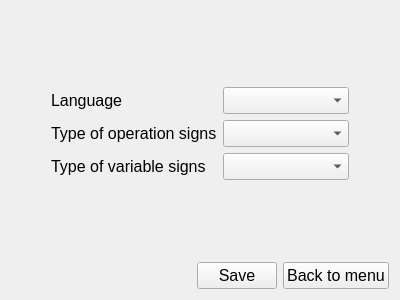
The window that Source_Code/settings.ui (KeltorHD/LogicExpressionGenerator) describes before a commit, drawn with Qt 5.
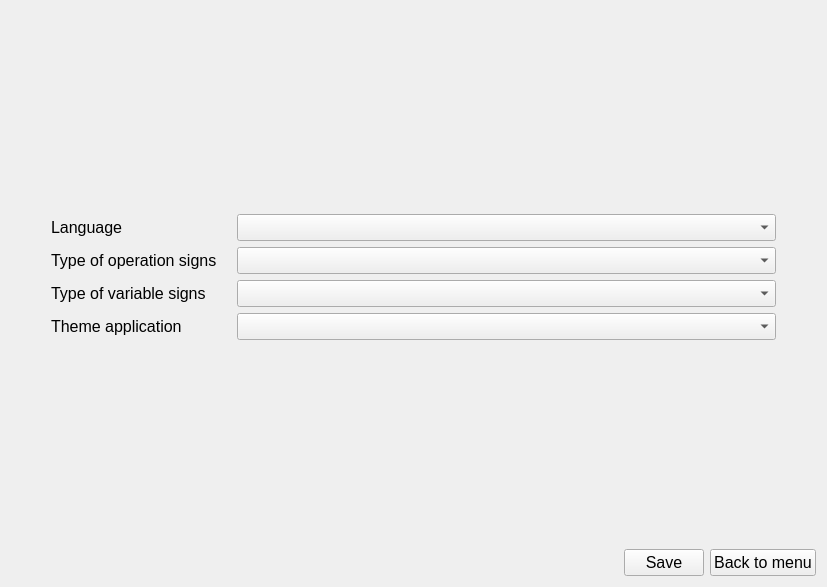
The same window after the commit.

The edit to the form file:
```diff
--- a/Source_Code/settings.ui
+++ b/Source_Code/settings.ui
@@ -6,8 +6,8 @@
    <rect>
     <x>0</x>
     <y>0</y>
-    <width>400</width>
-    <height>300</height>
+    <width>827</width>
+    <height>587</height>
    </rect>
   </property>
   <property name="windowTitle">
@@ -93,6 +93,19 @@
            </property>
           </widget>
          </item>
+         <item>
+          <widget class="QLabel" name="label_2">
+           <property name="font">
+            <font>
+             <family>Arial</family>
+             <pointsize>12</pointsize>
+            </font>
+           </property>
+           <property name="text">
+            <string>Theme application</string>
+           </property>
+          </widget>
+         </item>
         </layout>
        </item>
        <item>
@@ -125,6 +138,16 @@
            </property>
           </widget>
          </item>
+         <item>
+          <widget class="QComboBox" name="comboTheme">
+           <property name="font">
+            <font>
+             <family>Arial</family>
+             <pointsize>12</pointsize>
+            </font>
+           </property>
+          </widget>
+         </item>
         </layout>
        </item>
        <item>
```
